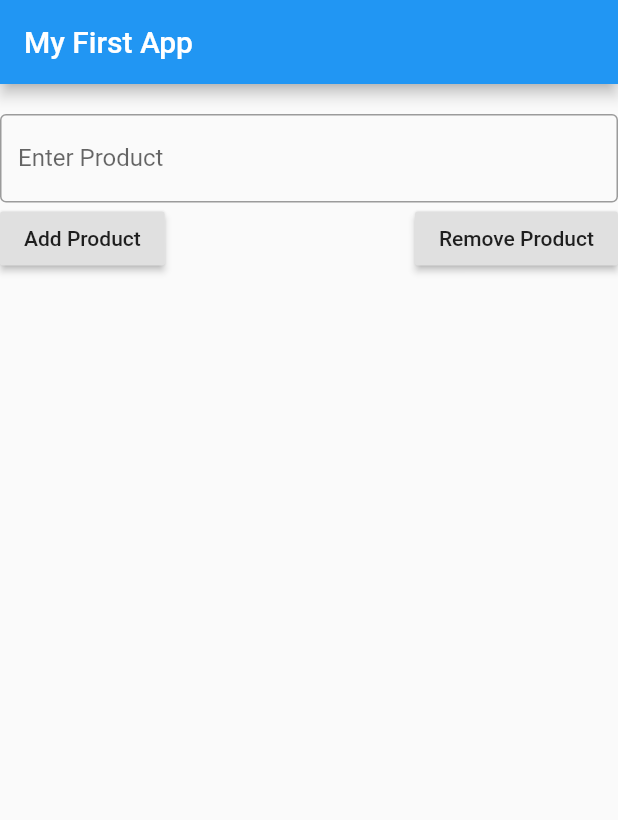
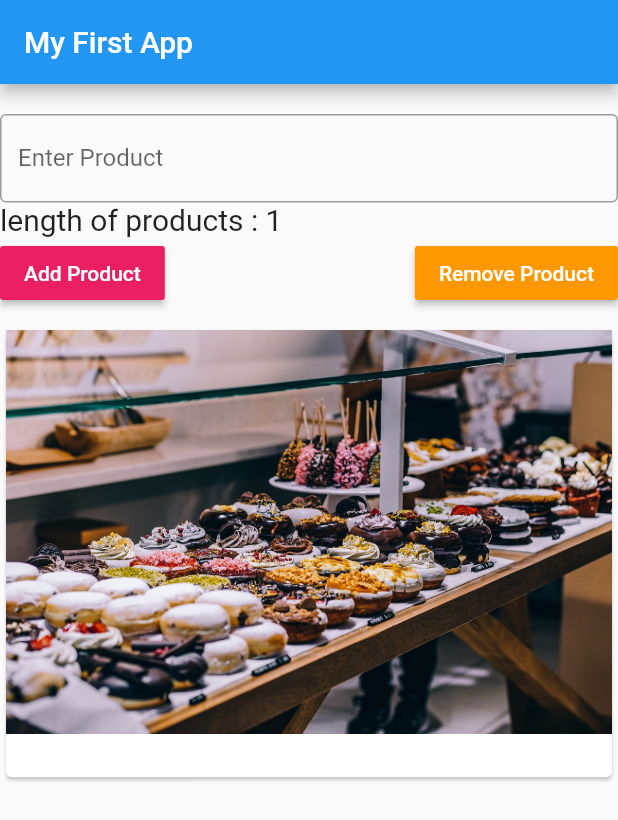
Before and after one commit to shalgorepublic/Flutter_practice_app, a Flutter app: the screen it shows after launch, after a tap on "Add Product", on a phone screen of 412 x 824 dp. Shown: the top 820 px of the screen. Run offline on Flutter 3.47's test engine with Material 2 defaults, Android fonts, the phone set to English and light mode, and no system bars.

```diff
--- a/lib/main.dart
+++ b/lib/main.dart
@@ -13,6 +13,7 @@ class MyApp extends StatelessWidget {
           appBar: AppBar(
             title: new Text("My First App"),
           ),
+
           body:ProductManager(),
           ),
     );
--- a/lib/product_manager.dart
+++ b/lib/product_manager.dart
@@ -2,7 +2,6 @@ import 'package:flutter/material.dart';
 import './products.dart';
 
 class ProductManager extends StatefulWidget {
-  String startingProduct='';
   TextEditingController myController = new TextEditingController();
 
   ProductManager();
@@ -36,26 +35,34 @@ class _ProductManagerState extends State<ProductManager> {
                 labelText: 'Enter Product',
               ),
             ),
+            Text(
+              'length of products : '+'${_products.length}',
+              style: TextStyle(
+                fontSize: 20.0,
+              ),
+            ),
             new Row(
                 mainAxisAlignment: MainAxisAlignment.spaceBetween,
                 children: [
                   RaisedButton(
                     child: Text("Add Product"),
+                    color: Colors.pink,
+                    textColor: Colors.white,
                     onPressed: () {
                       setState(() {
                         _products.add(widget.myController.text);
                         print(_products);
                         print(widget.myController.text);
-
                       });
                     },
                   ),
-
                   RaisedButton(
                     child: Text("Remove Product"),
+                    color: Colors.orange,
+                    textColor: Colors.white,
                     onPressed: () {
                       setState(() {
-                        if(_products.length >= 1) {
+                        if (_products.length >= 1) {
                           _products.remove(_products[_products.length - 1]);
                         }
                         print(_products);
@@ -66,11 +73,8 @@ class _ProductManagerState extends State<ProductManager> {
                 ]),
           ],
         ),
-
       ),
-      Products(_products
-      )
-    ]
-    );
+      Expanded(child: Products(_products))
+    ]);
   }
 }
--- a/lib/products.dart
+++ b/lib/products.dart
@@ -7,16 +7,28 @@ class Products extends StatelessWidget {
 
   @override
   Widget build(BuildContext context) {
-    return Column(
+    return products.length > 0 ? ListView(
         children: products
-            .map((element) => Card(
-                  child: Column(
-                    children: <Widget>[
-               //       Image.asset('assets/food.jpg'),
-                      Text(element,style: TextStyle(color: Colors.pinkAccent,fontSize: 25))
-                    ],
-                  ),
-                ))
-            .toList());
+            .map((element) =>
+            Card(
+              child: Column(
+                children: <Widget>[
+                  Image.asset('assets/food.jpg'),
+                  Text(element,
+                      style:
+                      TextStyle(color: Colors.pinkAccent, fontSize: 25))
+                ],
+              ),
+            ))
+            .toList()) :
+    Container(margin: const EdgeInsets.only(left: 20.0, right: 20.0,bottom: 150.0),child:
+        Center(child: Text('No Products Found Please Add some',style: TextStyle(backgroundColor: Colors.blue,color: Colors.white, fontSize: 20),)
+    ),decoration: new BoxDecoration(
+      color: Colors.purple,
+      gradient: new LinearGradient(
+        colors: [Colors.red, Colors.greenAccent],
+      ),
+    ),
+    );
   }
 }
```
